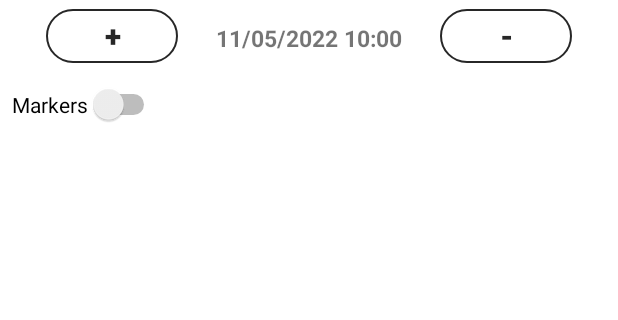
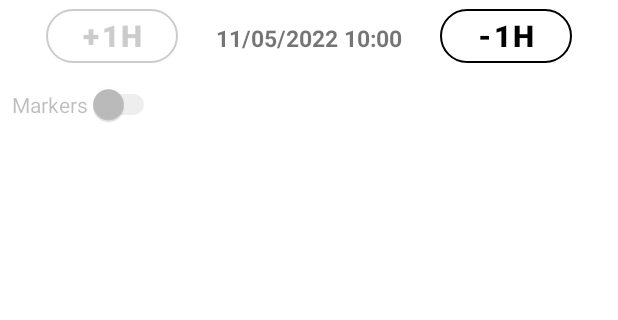
Before and after one commit to Tal-Nitzan/EnviroMax, an Android app: the fragment Fragment_Map placed in its activity, after a tap on "Temperature", on a phone screen of 412 x 824 dp, the part 180-500 px from its top. Run offline under Robolectric (Android 15) with nearby library versions, the phone set to English and light mode, and no system bars; our stand-ins replace Firebase (no records; nobody signed in at launch, a user with empty details on screens opened directly); libraries missing offline, so code that uses them is left out: com.firebase.ui, com.google.maps.android.

Commit message:
Updated gradle fixed permissions Fixed UI for left and right buttons Show messages when there is no data in the database

```diff
--- a/app/src/main/java/com/example/enviromax/FirebaseDB.java
+++ b/app/src/main/java/com/example/enviromax/FirebaseDB.java
@@ -39,7 +39,7 @@ public class FirebaseDB {
     }
 
     public interface CallBack_Data {
-        void dataReady(ArrayList<WeightedLatLngAddress> weights, ArrayList<MarkerOptions> markers);
+        void dataReady(ArrayList<WeightedLatLngAddress> weights, ArrayList<MarkerOptions> markers, boolean shouldShow);
     }
 
     public interface CallBack_Temperature extends CallBack_Data {
@@ -57,8 +57,8 @@ public class FirebaseDB {
     private final static String LAT = "lat";
     private final static String LNG = "lng";
 
-    @RequiresApi(api = Build.VERSION_CODES.O)
-    public void getData(final CallBack_Data callBack_data, DataType type, float hour) {
+
+    public void getData(final CallBack_Data callBack_data, DataType type, float hour, boolean shouldShow) {
         Thread thread = new Thread() {
             @Override
             public void run() {
@@ -84,8 +84,8 @@ public class FirebaseDB {
                             }
                         } catch (Exception ignored) {
                         }
-                        if (weights.size() > 0 && callBack_data != null) {
-                            callBack_data.dataReady(weights, markers);
+                        if (callBack_data != null) {
+                            callBack_data.dataReady(weights, markers, shouldShow);
                         }
                     }
 
--- a/app/src/main/java/com/example/enviromax/Fragment_Map.java
+++ b/app/src/main/java/com/example/enviromax/Fragment_Map.java
@@ -2,23 +2,16 @@ package com.example.enviromax;
 
 import androidx.annotation.NonNull;
 import androidx.annotation.Nullable;
-import androidx.annotation.RequiresApi;
-import androidx.appcompat.app.AlertDialog;
-import androidx.core.app.ActivityCompat;
-import androidx.core.content.ContextCompat;
-
-import android.Manifest;
+import androidx.fragment.app.Fragment;
+import androidx.fragment.app.FragmentActivity;
 import android.annotation.SuppressLint;
-import android.content.DialogInterface;
-import android.content.pm.PackageManager;
+import android.content.Context;
 import android.content.res.ColorStateList;
+import android.content.res.Resources;
 import android.graphics.Color;
 import android.graphics.Typeface;
 import android.location.Location;
-import android.os.Build;
 import android.os.Bundle;
-import android.os.PersistableBundle;
-import android.util.Log;
 import android.view.Gravity;
 import android.view.LayoutInflater;
 import android.view.View;
@@ -28,7 +21,6 @@ import android.widget.LinearLayout;
 import android.widget.Switch;
 import android.widget.TextView;
 import android.widget.Toast;
-
 import com.google.android.gms.location.FusedLocationProviderClient;
 import com.google.android.gms.location.LocationServices;
 import com.google.android.gms.maps.CameraUpdateFactory;
@@ -44,21 +36,15 @@ import com.google.android.gms.maps.model.TileOverlayOptions;
 import com.google.android.gms.tasks.OnSuccessListener;
 import com.google.android.material.button.MaterialButton;
 import com.google.android.material.floatingactionbutton.FloatingActionButton;
-import com.google.android.material.slider.LabelFormatter;
-import com.google.android.material.slider.Slider;
 import com.google.maps.android.heatmaps.Gradient;
 import com.google.maps.android.heatmaps.HeatmapTileProvider;
 import com.google.maps.android.heatmaps.WeightedLatLng;
-
 import java.time.LocalDateTime;
 import java.time.format.DateTimeFormatter;
 import java.util.ArrayList;
-import java.util.HashMap;
-import java.util.List;
 
-@RequiresApi(api = Build.VERSION_CODES.O)
 @SuppressLint("UseSwitchCompatOrMaterialCode")
-public class Fragment_Map extends androidx.fragment.app.Fragment implements OnMapReadyCallback {
+public class Fragment_Map extends Fragment implements OnMapReadyCallback {
 
     private GoogleMap m_googleMap;
     private HeatmapTileProvider m_mapProvider;
@@ -77,9 +63,9 @@ public class Fragment_Map extends androidx.fragment.app.Fragment implements OnMa
     private MaterialButton map_BTN_right;
     private TextView map_LBL_date;
     private int currentDate = 0;
-
     private Switch map_SWITCH_markers;
     private Toast toastMessage;
+    private int MAX_HOURS = 72;
 
     private final int[] colors = {
             MyColor.GREEN,
@@ -95,15 +81,14 @@ public class Fragment_Map extends androidx.fragment.app.Fragment implements OnMa
     };
 
     private void findViews() {
-        map_BTN_temp = (FloatingActionButton) getView().findViewById(R.id.map_BTN_temp);
-        map_BTN_barPressure = (FloatingActionButton) getView().findViewById(R.id.map_BTN_barPressure);
-        map_BTN_airPollution = (FloatingActionButton) getView().findViewById(R.id.map_BTN_airPollution);
-        map_BTN_Humidity = (FloatingActionButton) getView().findViewById(R.id.map_BTN_Humidity);
-        map_SWITCH_markers = (Switch) getView().findViewById(R.id.map_SWITCH_markers);
-        map_LBL_date = (TextView) getView().findViewById(R.id.map_LBL_date);
-        map_BTN_left = (MaterialButton) getView().findViewById(R.id.map_BTN_left);
-        map_BTN_right = (MaterialButton) getView().findViewById(R.id.map_BTN_right);
-
+        map_BTN_temp = getView().findViewById(R.id.map_BTN_temp);
+        map_BTN_barPressure = getView().findViewById(R.id.map_BTN_barPressure);
+        map_BTN_airPollution = getView().findViewById(R.id.map_BTN_airPollution);
+        map_BTN_Humidity = getView().findViewById(R.id.map_BTN_Humidity);
+        map_SWITCH_markers = getView().findViewById(R.id.map_SWITCH_markers);
+        map_LBL_date = getView().findViewById(R.id.map_LBL_date);
+        map_BTN_left = getView().findViewById(R.id.map_BTN_left);
+        map_BTN_right = getView().findViewById(R.id.map_BTN_right);
     }
 
     @Nullable
@@ -127,8 +112,8 @@ public class Fragment_Map extends androidx.fragment.app.Fragment implements OnMa
         findViews();
         initViews();
 
-        m_tilesOverlay = new ArrayList<TileOverlay>();
-        m_markers = new ArrayList<MarkerOptions>();
+        m_tilesOverlay = new ArrayList<>();
+        m_markers = new ArrayList<>();
     }
 
     @Override
@@ -145,32 +130,33 @@ public class Fragment_Map extends androidx.fragment.app.Fragment implements OnMa
         map_BTN_temp.setOnClickListener(new View.OnClickListener() {
             @Override
             public void onClick(View v) {
-                setOnClickForBtn(DataType.Temperature, R.string.Temperature, map_BTN_temp);
+                setOnClickForBtn(DataType.Temperature, map_BTN_temp);
             }
         });
 
         map_BTN_barPressure.setOnClickListener(new View.OnClickListener() {
             @Override
             public void onClick(View v) {
-                setOnClickForBtn(DataType.Pressure, R.string.Barometer_Pressure, map_BTN_barPressure);
+                setOnClickForBtn(DataType.Pressure, map_BTN_barPressure);
             }
         });
 
         map_BTN_airPollution.setOnClickListener(new View.OnClickListener() {
             @Override
             public void onClick(View v) {
-                setOnClickForBtn(DataType.Air_Pollution, R.string.Air_Pollution, map_BTN_airPollution);
+                setOnClickForBtn(DataType.Air_Pollution, map_BTN_airPollution);
             }
         });
 
         map_BTN_Humidity.setOnClickListener(new View.OnClickListener() {
             @Override
             public void onClick(View v) {
-                setOnClickForBtn(DataType.Humidity, R.string.Humidity, map_BTN_Humidity);
+                setOnClickForBtn(DataType.Humidity, map_BTN_Humidity);
             }
         });
 
-        map_BTN_left.setEnabled(false);
+
+        disableMaterialButton(map_BTN_left);
 
         map_BTN_left.setOnClickListener(new View.OnClickListener() {
 
@@ -178,11 +164,11 @@ public class Fragment_Map extends androidx.fragment.app.Fragment implements OnMa
             public void onClick(View v) {
                 currentDate--;
                 leftRightButtonsEnabling();
-                addHeatMapWeighted();
+                addHeatMapWeighted(false);
             }
         });
 
-        map_BTN_right.setEnabled(false);
+        disableMaterialButton(map_BTN_right);
 
         map_BTN_right.setOnClickListener(new View.OnClickListener() {
 
@@ -190,7 +176,7 @@ public class Fragment_Map extends androidx.fragment.app.Fragment implements OnMa
             public void onClick(View v) {
                 currentDate++;
                 leftRightButtonsEnabling();
-                addHeatMapWeighted();
+                addHeatMapWeighted(false);
             }
         });
 
@@ -208,68 +194,105 @@ public class Fragment_Map extends androidx.fragment.app.Fragment implements OnMa
         map_SWITCH_markers.setEnabled(false);
     }
 
+    public void setOnClickForBtn(DataType type, FloatingActionButton button) {
+        Context context;
+        Resources.Theme theme;
+        if (dataType == type) {
+            showToastHeatMapAlreadyLoaded(type);
+            return;
+        }
+        else if (dataType != null) { // It is something else, should remove the current tile.
+            removeHeatMapMarkers();
+            context = getContext();
+            if (context != null) {
+                theme = context.getTheme();
+                currentButton.setBackgroundTintList(ColorStateList.valueOf(getResources().getColor(R.color.teal_200, theme)));
+            }
+        }
+        addHeatMapWeighted(true);
+        setCurrentButton(button);
+        if (getContext() != null) {
+            if (getContext().getTheme() != null) {
+                currentButton.setBackgroundTintList(ColorStateList.valueOf(getResources().getColor(R.color.purple_200, getContext().getTheme())));
+            }
+        }
+        setCurrentDataType(dataType);
+    }
 
-    public static final int MY_PERMISSIONS_REQUEST_LOCATION = 1;
-    private void checkLocationPermission() {
-        if (ContextCompat.checkSelfPermission(requireActivity(), Manifest.permission.ACCESS_FINE_LOCATION)
-                != PackageManager.PERMISSION_GRANTED) {
-            if (ActivityCompat.shouldShowRequestPermissionRationale(getActivity(),
-                    Manifest.permission.ACCESS_FINE_LOCATION)) {
-                new AlertDialog.Builder(getActivity())
-                        .setTitle("Location Permission Needed")
-                        .setMessage("This app needs the Location permission, please accept to use location functionality")
-                        .setPositiveButton("OK", new DialogInterface.OnClickListener() {
+    private void setCurrentButton(FloatingActionButton button) {
+        currentButton = button;
+    }
+
+    private void setCurrentDataType(DataType type) {
+        dataType = type;
+    }
+
+    private void addHeatMapWeighted(boolean shouldShow) {
+        removeHeatMapMarkers();
+        updateDateLabel();
+        leftRightButtonsEnabling();
+        FirebaseDB.CallBack_Data callBack = new FirebaseDB.CallBack_Data() {
             @Override
-                            public void onClick(DialogInterface dialogInterface, int i) {
-                                //Prompt the user once explanation has been shown
-                                ActivityCompat.requestPermissions(requireActivity(),
-                                        new String[]{Manifest.permission.ACCESS_FINE_LOCATION},
-                                        MY_PERMISSIONS_REQUEST_LOCATION );
+            public void dataReady(ArrayList<WeightedLatLngAddress> weights, ArrayList<MarkerOptions> markers, boolean shouldShow) {
+                if (weights.size() == 0 && markers.size() == 0) {
+                    setMarkers(false);
+                    showToast("There are no available data for that date and time on the system.", Toast.LENGTH_SHORT);
+                    return;
                 }
-                        })
-                        .create()
-                        .show();
+                Gradient gradient = new Gradient(colors, startpoints, 1000);
+                ArrayList<WeightedLatLng> weightedLatLngsArray = new ArrayList<WeightedLatLng>();
+                for (WeightedLatLngAddress address : weights) {
+                    weightedLatLngsArray.add(address.getWeightedLatLng());
+                }
+                m_mapProvider = new HeatmapTileProvider.Builder().weightedData(weightedLatLngsArray).gradient(gradient).build();
+                changeRadiusBasedOnZoomLevel(m_googleMap.getCameraPosition().zoom);
+                m_tilesOverlay.add(m_googleMap.addTileOverlay(new TileOverlayOptions().tileProvider(m_mapProvider)));
+                m_markers = markers;
+                initMarkers();
+                if (map_SWITCH_markers.isChecked()) {
+                    showMarkers();
+                }
+                setMarkers(true);
+                if (shouldShow) {
+                    showToastHeatMapLoaded(dataType);
+                }
+                else {
+                    showToast("HeatMap loaded!", Toast.LENGTH_SHORT);
+                }
+            }
+            private void poo() {
 
-
-            } else {
-                // No explanation needed, we can request the permission.
-                ActivityCompat.requestPermissions(getActivity(),
-                        new String[]{Manifest.permission.ACCESS_FINE_LOCATION},
-                        MY_PERMISSIONS_REQUEST_LOCATION );
             }
+        };
+        try {
+            new FirebaseDB(getActivity()).getData(callBack, dataType, currentDate, shouldShow);
+        } catch (Exception e) {
+            showToast("Unable to read heatmap locations from database!", Toast.LENGTH_LONG);
         }
     }
 
-    public void setOnClickForBtn(DataType type, int id, FloatingActionButton button) {
-        if (dataType == type) {
-            showSnackbarHeatMapAlreadyLoaded(id);
-            return;
+    private void setMarkers(boolean shouldSet) {
+        map_SWITCH_markers.setEnabled(shouldSet);
     }
-        else if (dataType != null) { // It is something else, should remove the current tile.
+
+    private void removeHeatMapMarkers() {
+        try {
             removeHeatMap();
             removeMarkers();
-            currentButton.setBackgroundTintList(ColorStateList.valueOf(getResources().getColor(R.color.teal_200, getContext().getTheme())));
+        } catch (Exception ex) {
+            showToast("Unable to remove HeatMap and Markers", Toast.LENGTH_SHORT);
         }
-        showSnackbarHeatMapLoaded(id);
-        currentButton = button;
-        currentButton.setBackgroundTintList(ColorStateList.valueOf(getResources().getColor(R.color.purple_200, getContext().getTheme())));
-        dataType = type;
-        addHeatMapWeighted();
     }
 
-    @Override
-    public void onMapReady(GoogleMap googleMap) {
-        m_googleMap = googleMap;
-        m_googleMap.getUiSettings().setZoomControlsEnabled(true);
-        if (ActivityCompat.checkSelfPermission(getContext(), Manifest.permission.ACCESS_FINE_LOCATION) != PackageManager.PERMISSION_GRANTED && ActivityCompat.checkSelfPermission(getContext(), Manifest.permission.ACCESS_COARSE_LOCATION) != PackageManager.PERMISSION_GRANTED) {
-            checkLocationPermission();
-            return;
-        }
+    @SuppressLint("MissingPermission")
+    public void focusCurrentLocation() {
         m_googleMap.setMyLocationEnabled(true);
         // Focus on current location.
         if (m_googleMap != null) {
+            FragmentActivity activity = getActivity();
+            if (activity != null)
                 fusedLocationClient.getLastLocation()
-                    .addOnSuccessListener(getActivity(), new OnSuccessListener<Location>() {
+                        .addOnSuccessListener(activity, new OnSuccessListener<Location>() {
                             @Override
                             public void onSuccess(Location location) {
                                 // Got last known location. In some rare situations this can be null.
@@ -280,6 +303,17 @@ public class Fragment_Map extends androidx.fragment.app.Fragment implements OnMa
         setInfoWindowAdapter();
         m_googleMap.setOnCameraChangeListener(getCameraChangeListener());
     }
+
+
+    @Override
+    public void onMapReady(GoogleMap googleMap) {
+        m_googleMap = googleMap;
+        m_googleMap.getUiSettings().setZoomControlsEnabled(true);
+        try {
+            focusCurrentLocation();
+        } catch (Exception ignored) { }
+    }
+
 
     private void showMarkers() {
         for (Marker marker : m_activeMarkers) {
@@ -309,7 +343,7 @@ public class Fragment_Map extends androidx.fragment.app.Fragment implements OnMa
         m_activeMarkers.clear();
     }
 
-    public void setInfoWindowAdapter() {
+    private void setInfoWindowAdapter() {
         m_googleMap.setInfoWindowAdapter(new GoogleMap.InfoWindowAdapter() {
 
             @Override
@@ -341,42 +375,8 @@ public class Fragment_Map extends androidx.fragment.app.Fragment implements OnMa
         });
     }
 
-    public void addHeatMapWeighted() {
-        leftRightButtonsEnabling();
-        map_SWITCH_markers.setEnabled(true);
-        updateDateLabel();
-        FirebaseDB.CallBack_Data callBack = new FirebaseDB.CallBack_Data() {
-            @Override
-            public void dataReady(ArrayList<WeightedLatLngAddress> weights, ArrayList<MarkerOptions> markers) {
-                try {
-                    removeHeatMap();
-                    removeMarkers();
-                } catch (Exception ex) { Toast.makeText(getActivity(), "Unable to remove HeatMap and Markers", Toast.LENGTH_LONG).show(); }
-                Gradient gradient = new Gradient(colors, startpoints, 1000);
-                ArrayList<WeightedLatLng> weightedLatLngsArray = new ArrayList<WeightedLatLng>();
-                for (WeightedLatLngAddress address : weights) {
-                    weightedLatLngsArray.add(address.getWeightedLatLng());
-                }
-                m_mapProvider = new HeatmapTileProvider.Builder().weightedData(weightedLatLngsArray).gradient(gradient).build();
-                changeRadiusBasedOnZoomLevel(m_googleMap.getCameraPosition().zoom);
-                m_tilesOverlay.add(m_googleMap.addTileOverlay(new TileOverlayOptions().tileProvider(m_mapProvider)));
-
-                m_markers = markers;
-                initMarkers();
-                if (map_SWITCH_markers.isChecked()) {
-                    showMarkers();
-                }
-            }
-        };
-        try {
-            new FirebaseDB(getActivity()).getData(callBack, dataType, currentDate);
-        } catch (Exception e) {
-            Toast.makeText(getContext(), "Unable to read heatmap locations from database!", Toast.LENGTH_LONG).show();
-        }
-    }
-
     //TODO
-    public GoogleMap.OnCameraChangeListener getCameraChangeListener()
+    private GoogleMap.OnCameraChangeListener getCameraChangeListener()
     {
         return new GoogleMap.OnCameraChangeListener()
         {
@@ -412,15 +412,35 @@ public class Fragment_Map extends androidx.fragment.app.Fragment implements OnMa
     }
 
     private void leftRightButtonsEnabling() {
-        if (currentDate > 0)
-            map_BTN_left.setEnabled(true);
-        if (currentDate == 0)
-            map_BTN_left.setEnabled(false);
-        int NUM_HOURS = 72;
-        if (currentDate < NUM_HOURS -1)
-            map_BTN_right.setEnabled(true);
-        if (currentDate == NUM_HOURS -1)
-            map_BTN_right.setEnabled(false);
+        if (currentDate > 0) {
+            enableMaterialButton(map_BTN_left);
+        }
+        if (currentDate == 0) {
+            disableMaterialButton(map_BTN_left);
+        }
+        if (currentDate < MAX_HOURS -1) {
+            enableMaterialButton(map_BTN_right);
+        }
+        if (currentDate == MAX_HOURS -1) {
+            disableMaterialButton(map_BTN_right);
+        }
+
+    }
+
+    private void disableMaterialButton(MaterialButton button) {
+        int color = Color.LTGRAY;
+        button.setRippleColor(ColorStateList.valueOf(color));
+        button.setStrokeColor(ColorStateList.valueOf(color));
+        button.setTextColor(ColorStateList.valueOf(color));
+        button.setEnabled(false);
+    }
+
+    private void enableMaterialButton(MaterialButton button) {
+        int color = Color.BLACK;
+        button.setRippleColor(ColorStateList.valueOf(color));
+        button.setStrokeColor(ColorStateList.valueOf(color));
+        button.setTextColor(ColorStateList.valueOf(color));
+        button.setEnabled(true);
     }
 
     private void updateDateLabel()
@@ -437,19 +457,23 @@ public class Fragment_Map extends androidx.fragment.app.Fragment implements OnMa
         m_tilesOverlay.clear();
     }
 
-    private void showSnackbarHeatMapLoaded(int id) {
-        showSnackbar(id, " HeatMap loaded!");
+    private void showToastHeatMapLoaded(DataType type) {
+        showToastForTypeName(type.toString(), " HeatMap loaded!");
     }
 
-    private void showSnackbarHeatMapAlreadyLoaded(int id) {
-        showSnackbar(id, " HeatMap already loaded!");
+    private void showToastHeatMapAlreadyLoaded(DataType type) {
+        showToastForTypeName(type.toString(), " HeatMap already loaded!");
     }
 
-    private void showSnackbar(int id, String addedMessage) {
+    private void showToastForTypeName(String typeName, String addedMessage) {
+        showToast(typeName + addedMessage, Toast.LENGTH_SHORT);
+    }
+
+    private void showToast(String addedMessage, int length) {
         if (toastMessage != null) {
             toastMessage.cancel();
         }
-        toastMessage = Toast.makeText(getActivity(), getText(id) + addedMessage, Toast.LENGTH_LONG);
+        toastMessage = Toast.makeText(getActivity(), addedMessage, length);
         toastMessage.show();
     }
 }
--- a/app/src/main/java/com/example/enviromax/MainActivity.java
+++ b/app/src/main/java/com/example/enviromax/MainActivity.java
@@ -4,26 +4,37 @@ import androidx.annotation.NonNull;
 import androidx.annotation.RequiresApi;
 import androidx.appcompat.app.ActionBar;
 import androidx.appcompat.app.ActionBarDrawerToggle;
+import androidx.appcompat.app.AlertDialog;
 import androidx.appcompat.app.AppCompatActivity;
 import androidx.appcompat.widget.Toolbar;
+import androidx.core.app.ActivityCompat;
+import androidx.core.content.ContextCompat;
 import androidx.drawerlayout.widget.DrawerLayout;
 import androidx.fragment.app.Fragment;
 import androidx.fragment.app.FragmentManager;
 
+import android.Manifest;
 import android.annotation.SuppressLint;
+import android.app.Activity;
+import android.content.Context;
+import android.content.DialogInterface;
 import android.content.pm.ActivityInfo;
+import android.content.pm.PackageManager;
 import android.content.res.Configuration;
 import android.os.Build;
 import android.os.Bundle;
 import android.os.PersistableBundle;
+import android.util.Log;
 import android.view.MenuItem;
 
 import com.google.android.material.navigation.NavigationView;
 
 import java.util.ArrayList;
 
-@RequiresApi(api = Build.VERSION_CODES.O)
 public class MainActivity extends AppCompatActivity {
+
+//    private static final int PERMISSION_REGULAR_LOCATION_REQUEST_CODE = 133;
+//    private static final int PERMISSION_BACKGROUND_LOCATION_REQUEST_CODE = 134;
 
     private DrawerLayout mDrawer;
     private Toolbar toolbar;
@@ -34,7 +45,7 @@ public class MainActivity extends AppCompatActivity {
 
     private FragmentManager fm;
 
-    private ArrayList<Fragment> fragments = new ArrayList<Fragment>();
+//    private ArrayList<Fragment> fragments = new ArrayList<Fragment>();
 
     // Make sure to be using androidx.appcompat.app.ActionBarDrawerToggle version.
     private ActionBarDrawerToggle drawerToggle;
@@ -71,6 +82,7 @@ public class MainActivity extends AppCompatActivity {
 
         innerBeginTransactions();
     }
+
 
     private void innerBeginTransactions() {
         fm.beginTransaction().add(R.id.flContent, fragment_map, "2").hide(fragment_map).commit();
@@ -126,6 +138,7 @@ public class MainActivity extends AppCompatActivity {
                 });
     }
 
+
     @SuppressLint("NonConstantResourceId")
     public void selectDrawerItem(MenuItem menuItem) { // TODO save state
         switch(menuItem.getItemId()) {
--- a/app/src/main/res/layout/fragment_map.xml
+++ b/app/src/main/res/layout/fragment_map.xml
@@ -99,7 +99,7 @@
                     android:paddingHorizontal="25dp"
                     android:textSize="15sp"
                     android:textStyle="bold"
-                    android:text="@string/current_date" />
+                    android:text="@string/date_placeholder" />
 
                 <com.google.android.material.button.MaterialButton
                     android:id="@+id/map_BTN_right"
--- a/app/src/main/res/values/strings.xml
+++ b/app/src/main/res/values/strings.xml
@@ -26,7 +26,7 @@
     <string name="Air_Pollution">Air Pollution</string>
     <string name="Barometer_Pressure">Barometer Pressure</string>
     <string name="markers">Markers</string>
-    <string name="minus_hour">-</string>
-    <string name="plus_hour">+</string>
-    <string name="current_date">Current Date</string>
+    <string name="minus_hour">-1H</string>
+    <string name="plus_hour">+1H</string>
+    <string name="date_placeholder">\t\t\t\t\t\t\t\t\t\t\t</string>
 </resources>
--- a/build.gradle
+++ b/build.gradle
@@ -5,7 +5,7 @@ buildscript {
         jcenter()
     }
     dependencies {
-        classpath "com.android.tools.build:gradle:4.1.2"
+        classpath 'com.android.tools.build:gradle:7.1.3'
         classpath 'com.google.gms:google-services:4.3.10'
 
         // NOTE: Do not place your application dependencies here; they belong
```
Also changed, not shown: app/build.gradle (+14 -13 lines), app/src/main/AndroidManifest.xml (+5 -3 lines), app/src/main/java/com/example/enviromax/Activity_Splash.java (+54 -3 lines), gradle/wrapper/gradle-wrapper.properties. Lines whose indentation alone changed are shown as unchanged.
